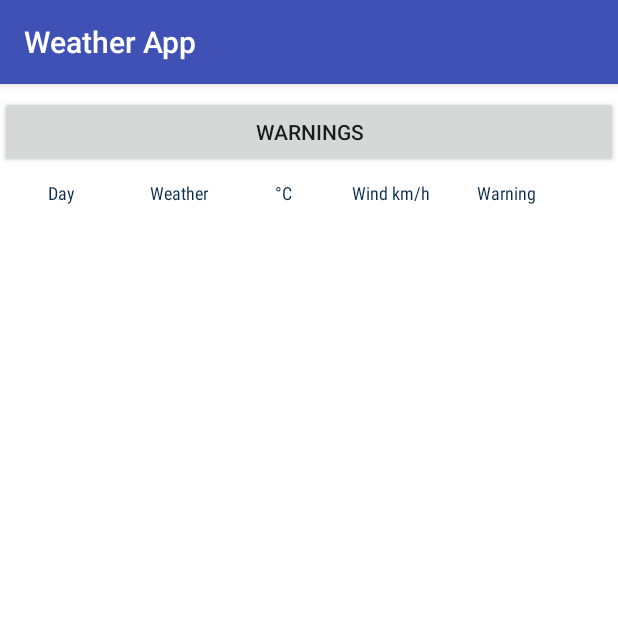
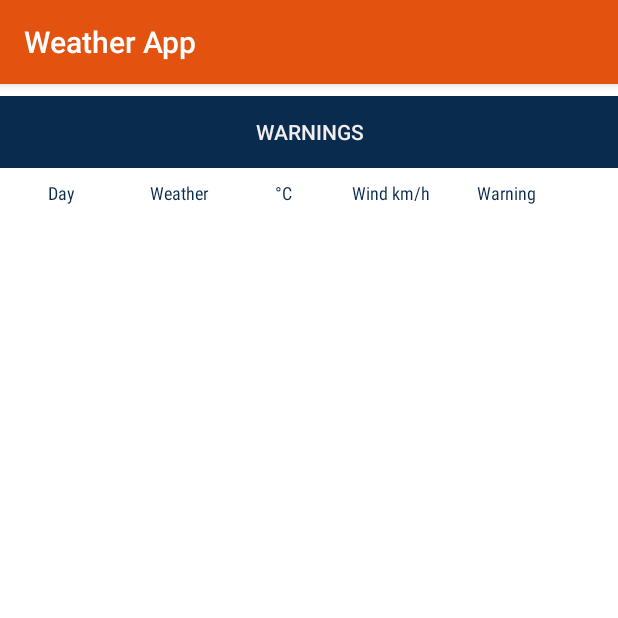
Before and after one commit to ramosluciana/CA3_WeatherAPP, an Android app: the screen it shows after launch (MainActivity), on a phone screen of 412 x 824 dp, the top half of it. Run offline under Robolectric (Android 15) with nearby library versions, the phone set to English and light mode, and no system bars; pictures from the network do not load.

Commit message:
Interfaces changes

```diff
--- a/app/src/main/res/layout/activity_main.xml
+++ b/app/src/main/res/layout/activity_main.xml
@@ -22,11 +22,14 @@
                     android:layout_width="wrap_content"
                     android:layout_height="wrap_content"
                     android:layout_gravity="center" />
+
                 <Button
+                    android:layout_width="match_parent"
+                    android:layout_height="wrap_content"
+                    android:background="#092B4D"
+                    android:onClick="warningsSession"
                     android:text="Warnings"
-                    android:onClick="warningsSession"
-                    android:layout_width="match_parent"
-                    android:layout_height="wrap_content"/>
+                    android:textColor="#F1EDED" />
             </FrameLayout>
 
             <FrameLayout
--- a/app/src/main/res/layout/item_daily_weather.xml
+++ b/app/src/main/res/layout/item_daily_weather.xml
@@ -54,7 +54,7 @@
                 android:gravity="center"
                 android:text="8"
                 android:textAlignment="center"
-                android:textColor="#ffffff" />
+                android:textColor="#5E5C5C" />
         </FrameLayout>
 
         <FrameLayout
--- a/app/src/main/res/values/colors.xml
+++ b/app/src/main/res/values/colors.xml
@@ -5,9 +5,9 @@
     <color name="cardview_light_background">#ffffffff</color>
     <color name="cardview_shadow_end_color">#03000000</color>
     <color name="cardview_shadow_start_color">#37000000</color>
-    <color name="colorAccent">#3f51b5</color>
-    <color name="colorPrimary">#3f51b5</color>
-    <color name="colorPrimaryDark">#303f9f</color>
+    <color name="colorAccent">#e3520e</color>
+    <color name="colorPrimary">#e3520e</color>
+    <color name="colorPrimaryDark">#242322</color>
     <color name="metNavy">#092b4d</color>
     <color name="common_google_signin_btn_text_dark_default">@android:color/white</color>
     <color name="common_google_signin_btn_text_dark_disabled">#1f000000</color>
```
Also changed, not shown: 147 other files.
